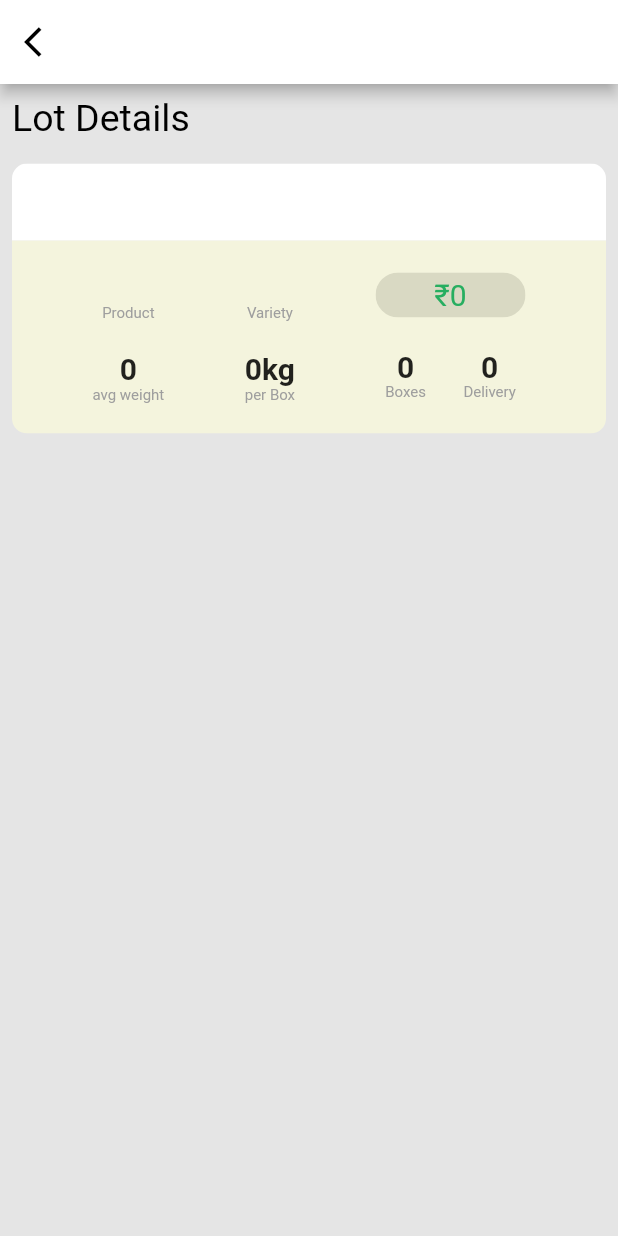
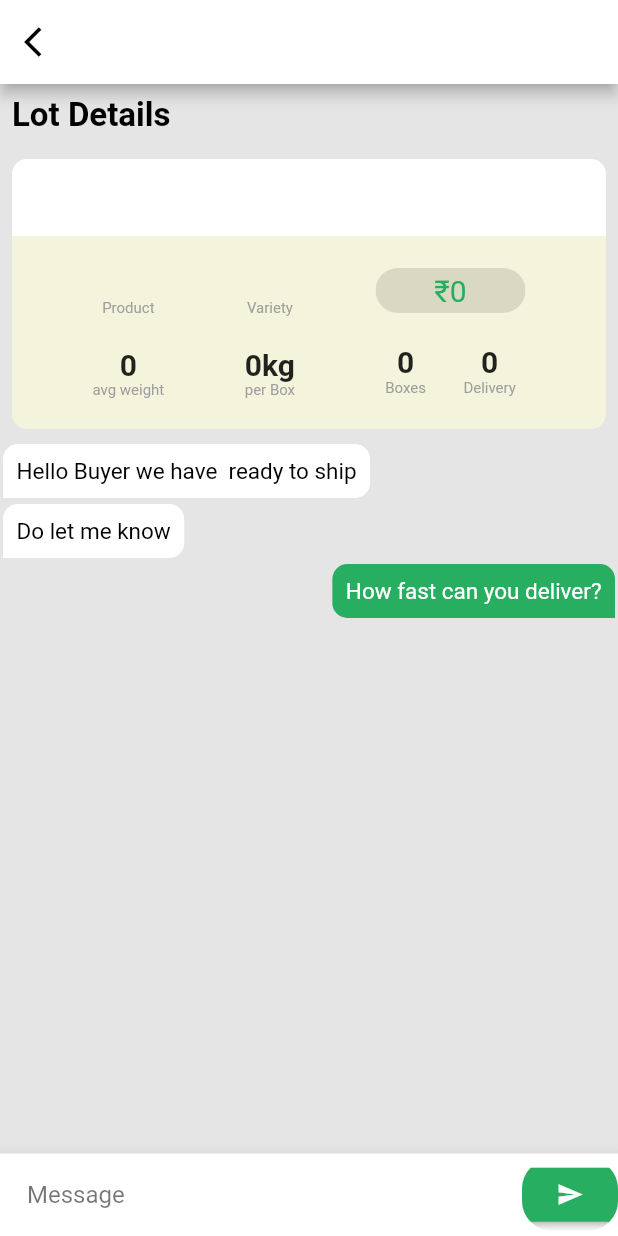
Before and after one commit to adi-code22/Grocery-UI-with-SearchingSorting-Algo, a Flutter app: the Chat screen opened by its route, on a phone screen of 412 x 824 dp. Run offline on Flutter 3.47's test engine with Material 2 defaults, Android fonts, the phone set to English and light mode, and no system bars; network calls fail.

Commit message:
final commit chat screen done

```diff
--- a/agriday/lib/chat.dart
+++ b/agriday/lib/chat.dart
@@ -1,8 +1,8 @@
+import 'package:agriday/widgets/messagein.dart';
+import 'package:agriday/widgets/messageout.dart';
 import 'package:flutter/material.dart';
 
 class Chat extends StatefulWidget {
-  List<String> messages = ["Hi", "Hello", "Hi There"];
-
   String? seller;
   String? product;
   String? variety;
@@ -15,7 +15,7 @@ class Chat extends StatefulWidget {
       this.perbox, this.boxes, this.delivery,
       {Key? key})
       : super(key: key);
-
+  List<String> messages = <String>["How fast can you deliver?"];
   @override
   State<Chat> createState() => _ChatState();
 }
@@ -23,6 +23,7 @@ class Chat extends StatefulWidget {
 class _ChatState extends State<Chat> {
   @override
   Widget build(BuildContext context) {
+    TextEditingController _controller = TextEditingController();
     return Scaffold(
       backgroundColor: const Color(0xffE5E5E5),
       appBar: AppBar(
@@ -53,9 +54,9 @@ class _ChatState extends State<Chat> {
                 alignment: Alignment.centerLeft,
                 child: Text("Lot Details",
                     style: TextStyle(
-                      color: Colors.black,
-                      fontSize: 25,
-                    )),
+                        color: Colors.black,
+                        fontSize: 22,
+                        fontWeight: FontWeight.bold)),
               ),
             ),
             Padding(
@@ -244,6 +245,58 @@ class _ChatState extends State<Chat> {
                 ),
               ),
             ),
+            MessageIn("Hello Buyer we have " +
+                widget.product.toString() +
+                " ready to ship"),
+            MessageIn("Do let me know"),
+            ListView.builder(
+                itemCount: widget.messages.length,
+                scrollDirection: Axis.vertical,
+                shrinkWrap: true,
+                itemBuilder: (context, index) {
+                  return MessageOut(widget.messages[index]);
+                })
+          ],
+        ),
+      ),
+      bottomNavigationBar: BottomAppBar(
+        child: Row(
+          children: <Widget>[
+            const SizedBox(
+              width: 15,
+              height: 55,
+            ),
+            Expanded(
+              child: TextField(
+                controller: _controller,
+                decoration: const InputDecoration(
+                    contentPadding: EdgeInsets.all(3),
+                    hintText: "Message",
+                    hintStyle: TextStyle(color: Colors.black54),
+                    border: InputBorder.none),
+              ),
+            ),
+            const SizedBox(
+              width: 15,
+            ),
+            ClipRRect(
+              borderRadius: BorderRadius.circular(20),
+              child: ElevatedButton(
+                style: ElevatedButton.styleFrom(
+                  primary: const Color(0xff27AE60),
+                ),
+                onPressed: () {
+                  setState(() {
+                    widget.messages.add(_controller.text);
+                  });
+                },
+                child: const Icon(
+                  Icons.send,
+                  color: Colors.white,
+                  size: 18,
+                ),
+              ),
+            ),
           ],
         ),
       ),
--- a/agriday/lib/widgets/hscroll.dart
+++ b/agriday/lib/widgets/hscroll.dart
@@ -27,9 +27,9 @@ class _hscrollState extends State<hscroll> {
             decoration: BoxDecoration(
               image: DecorationImage(
                   fit: BoxFit.cover, image: NetworkImage(widget.url)),
-              color: Colors.blue,
+              color: Color(0xFFF4F4DD),
               border: Border.all(color: Colors.white),
-              borderRadius: const BorderRadius.all(Radius.circular(10)),
+              borderRadius: BorderRadius.all(Radius.circular(10)),
             ),
           ),
           Text(widget.name)
--- /dev/null
+++ b/agriday/lib/widgets/messagein.dart
@@ -0,0 +1,42 @@
+import 'package:flutter/material.dart';
+
+class MessageIn extends StatefulWidget {
+  MessageIn(
+    this.s, {
+    Key? key,
+  }) : super(key: key);
+
+  String s = "";
+
+  @override
+  State<MessageIn> createState() => _MessageInState();
+}
+
+class _MessageInState extends State<MessageIn> {
+  @override
+  Widget build(BuildContext context) {
+    return Padding(
+      padding: const EdgeInsets.all(2.0),
+      child: Align(
+        alignment: Alignment.centerLeft,
+        child: Container(
+          child: Padding(
+            padding: const EdgeInsets.all(8.0),
+            child: Text(
+              widget.s,
+              style: const TextStyle(fontSize: 15, color: Colors.black),
+            ),
+          ),
+          decoration: BoxDecoration(
+            color: Colors.white,
+            borderRadius: const BorderRadius.only(
+                topLeft: Radius.circular(10),
+                topRight: Radius.circular(10),
+                bottomRight: Radius.circular(10)),
+            border: Border.all(color: Colors.white),
+          ),
+        ),
+      ),
+    );
+  }
+}
--- /dev/null
+++ b/agriday/lib/widgets/messageout.dart
@@ -0,0 +1,42 @@
+import 'package:flutter/material.dart';
+
+class MessageOut extends StatefulWidget {
+  MessageOut(
+    this.s, {
+    Key? key,
+  }) : super(key: key);
+
+  String s = "";
+
+  @override
+  State<MessageOut> createState() => _MessageOutState();
+}
+
+class _MessageOutState extends State<MessageOut> {
+  @override
+  Widget build(BuildContext context) {
+    return Padding(
+      padding: const EdgeInsets.all(2.0),
+      child: Align(
+        alignment: Alignment.centerRight,
+        child: Container(
+          child: Padding(
+            padding: const EdgeInsets.all(8.0),
+            child: Text(
+              widget.s,
+              style: const TextStyle(fontSize: 15, color: Colors.white),
+            ),
+          ),
+          decoration: BoxDecoration(
+            color: const Color(0xff27AE60),
+            borderRadius: const BorderRadius.only(
+                topLeft: Radius.circular(10),
+                topRight: Radius.circular(10),
+                bottomLeft: const Radius.circular(10)),
+            border: Border.all(color: Colors.transparent),
+          ),
+        ),
+      ),
+    );
+  }
+}
```
